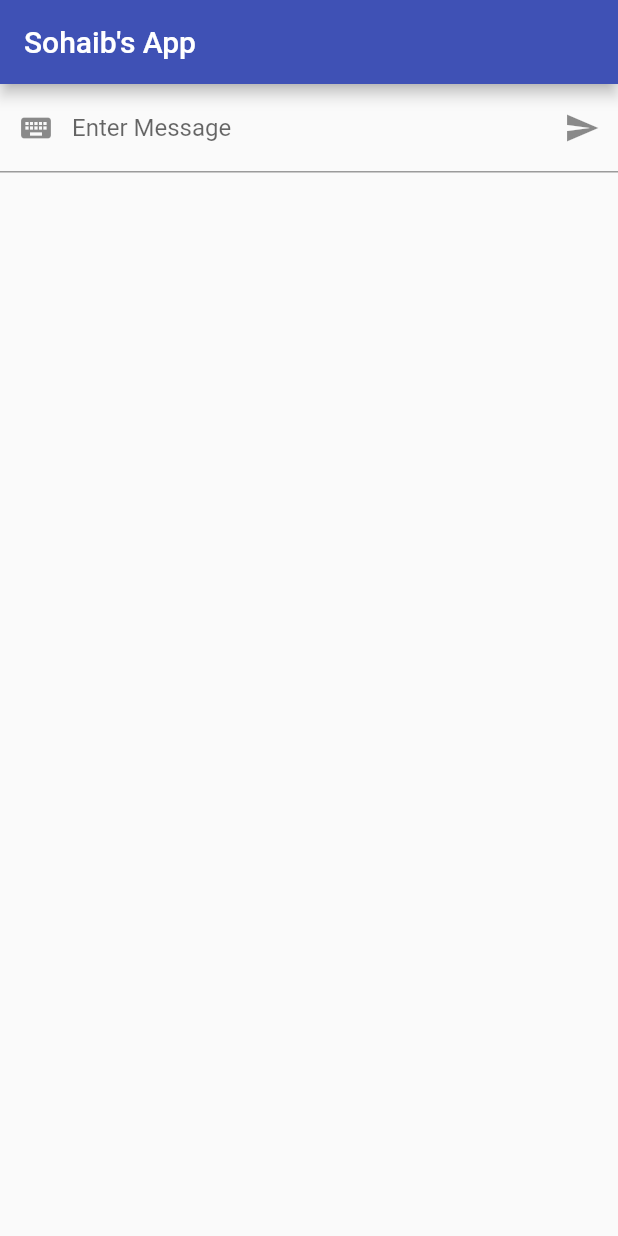
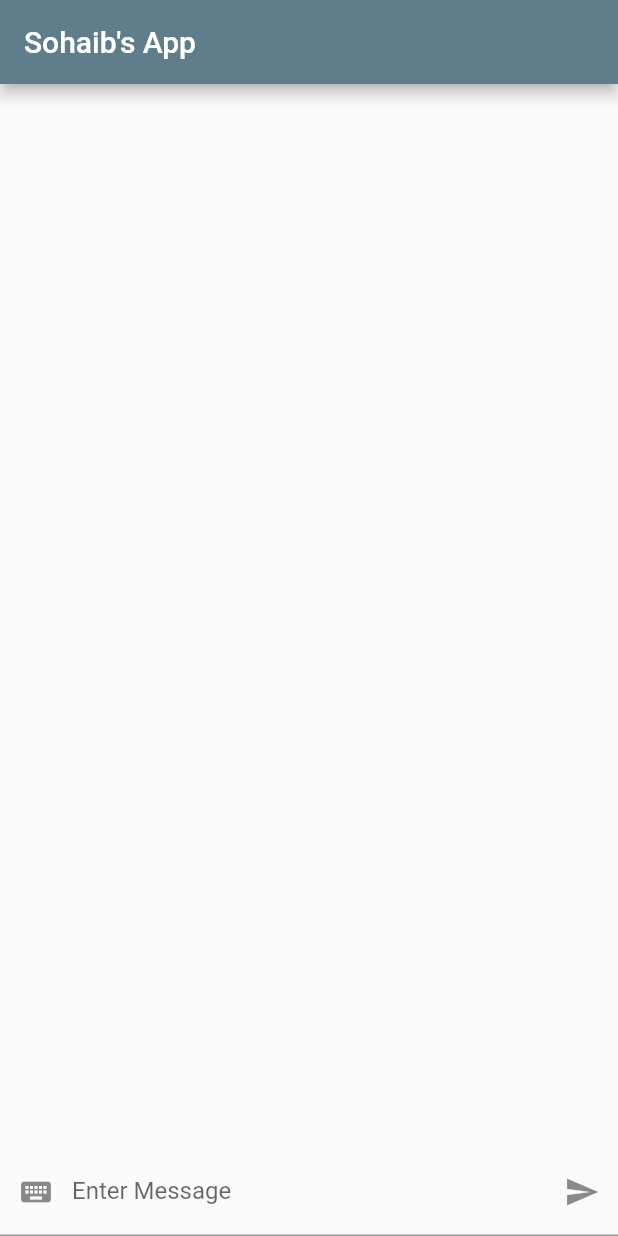
Before and after one commit to Sohaib-50/Flutter-Practice, a Flutter app: the screen it shows after launch, on a phone screen of 412 x 824 dp. Run offline on Flutter 3.47's test engine with Material 2 defaults, Android fonts, the phone set to English and light mode, and no system bars.

Commit message:
listview work

```diff
--- a/flutter_application_0/lib/main.dart
+++ b/flutter_application_0/lib/main.dart
@@ -3,6 +3,25 @@ import 'package:flutter/services.dart';
 
 void main() {
   runApp(const MyApp());
+}
+
+class Post {
+  String body;
+  String author;
+  int likes = 0;
+  bool userLiked = false;
+
+  // Constructor
+  Post(this.body, this.author);
+
+  void userClickLike() {
+    userLiked = !userLiked;
+    if (userLiked) {
+      likes += 1;
+    } else {
+      likes -= 1;
+    }
+  }
 }
 
 class MyApp extends StatelessWidget {
@@ -12,9 +31,7 @@ class MyApp extends StatelessWidget {
   Widget build(BuildContext context) {
     return MaterialApp(
       title: 'Sohaib\'s App',
-      theme: ThemeData(
-        primarySwatch: Colors.indigo,
-      ),
+      theme: ThemeData(primarySwatch: Colors.blueGrey),
       home: MyHomePage(),
     );
   }
@@ -28,11 +45,11 @@ class MyHomePage extends StatefulWidget {
 }
 
 class _MyHomePageState extends State<MyHomePage> {
-  String text = "";
+  List<Post> posts = [];
 
-  void changeText(String newText) {
+  void newPost(String text) {
     setState(() {
-      text = newText;
+      posts.add(Post(text, "Sohaib"));
     });
   }
 
@@ -40,21 +57,26 @@ class _MyHomePageState extends State<MyHomePage> {
   Widget build(BuildContext context) {
     return Scaffold(
       appBar: AppBar(title: const Text("Sohaib's App")),
-      body: Column(children: [MessageInputWidget(changeText), Text(this.text)]),
+      body: Column(
+          // ignore: prefer_const_constructors
+          children: [
+            Expanded(child: PostsList(posts)),
+            PostInputWidget(newPost)
+          ]),
     );
   }
 }
 
-class MessageInputWidget extends StatefulWidget {
+class PostInputWidget extends StatefulWidget {
   final Function(String) callback;
 
-  const MessageInputWidget(this.callback, {super.key});
+  const PostInputWidget(this.callback, {super.key});
 
   @override
-  State<MessageInputWidget> createState() => _MessageInputWidgetState();
+  State<PostInputWidget> createState() => _PostInputWidgetState();
 }
 
-class _MessageInputWidgetState extends State<MessageInputWidget> {
+class _PostInputWidgetState extends State<PostInputWidget> {
   final textController = TextEditingController();
 
   @override
@@ -64,8 +86,11 @@ class _MessageInputWidgetState extends State<MessageInputWidget> {
   }
 
   void saveClicked() {
-    widget.callback(textController.text);
-    textController.clear();
+    if (textController.text.isNotEmpty) {
+      widget.callback(textController.text);
+      textController.clear();
+      FocusScope.of(context).unfocus();
+    }
   }
 
   @override
@@ -85,3 +110,53 @@ class _MessageInputWidgetState extends State<MessageInputWidget> {
     );
   }
 }
+
+class PostsList extends StatefulWidget {
+  final List<Post> posts;
+
+  const PostsList(this.posts, {super.key});
+
+  @override
+  State<PostsList> createState() => _PostsListState();
+}
+
+class _PostsListState extends State<PostsList> {
+  void likePost(Function callback) {
+    setState(() {
+      callback();
+    });
+  }
+
+  @override
+  Widget build(BuildContext context) {
+    return ListView.builder(
+      itemCount: widget.posts.length,
+      itemBuilder: (BuildContext context, int index) {
+        var post = widget.posts[index];
+        return Card(
+          child: Row(children: [
+            // post body and author
+            Expanded(
+                child: ListTile(
+                    title: Text(post.body), subtitle: Text(post.author))),
+            // like button and number of likes
+            Column(children: [
+              // like button
+              IconButton(
+                  onPressed: () => likePost(post.userClickLike),
+                  // heart icon, filled if user liked, empty if not
+                  icon: Icon(
+                      post.userLiked ? Icons.favorite : Icons.favorite_border),
+                  color: post.userLiked ? Colors.blueGrey : null),
+              // number of likes
+              Text(
+                post.likes.toString(),
+                style: TextStyle(fontSize: 15),
+              )
+            ])
+          ]),
+        );
+      },
+    );
+  }
+}
```
